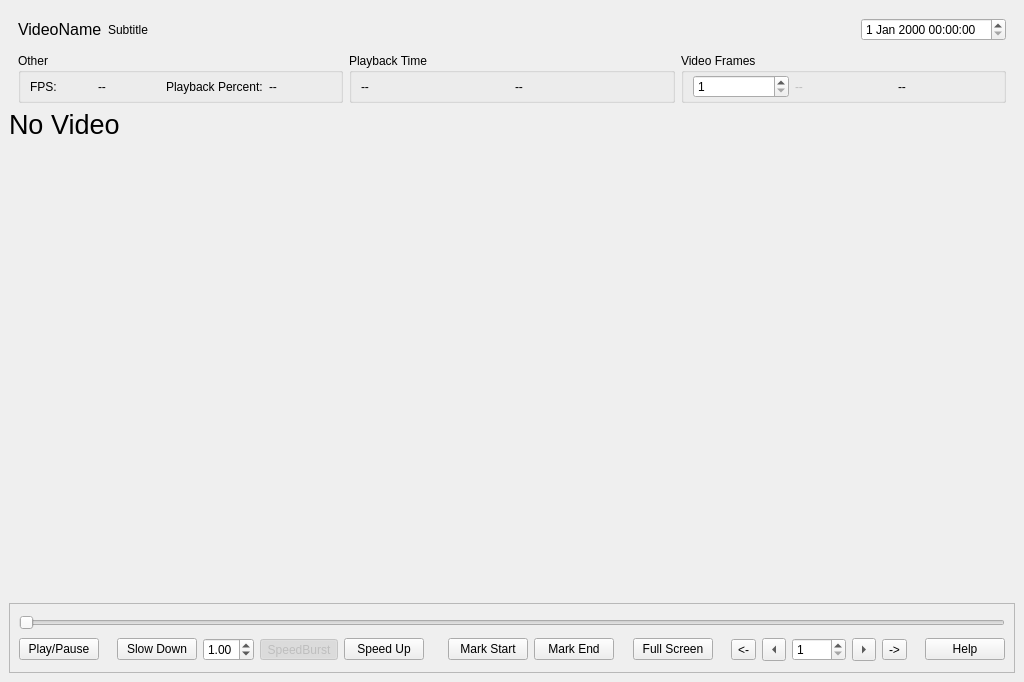
Old version of the form GUI/Windows/VideoPlayer/MainVideoPlayerWindow.ui in the repository BrendonWatsonLab/PhoPyQtTimelinePlotter.
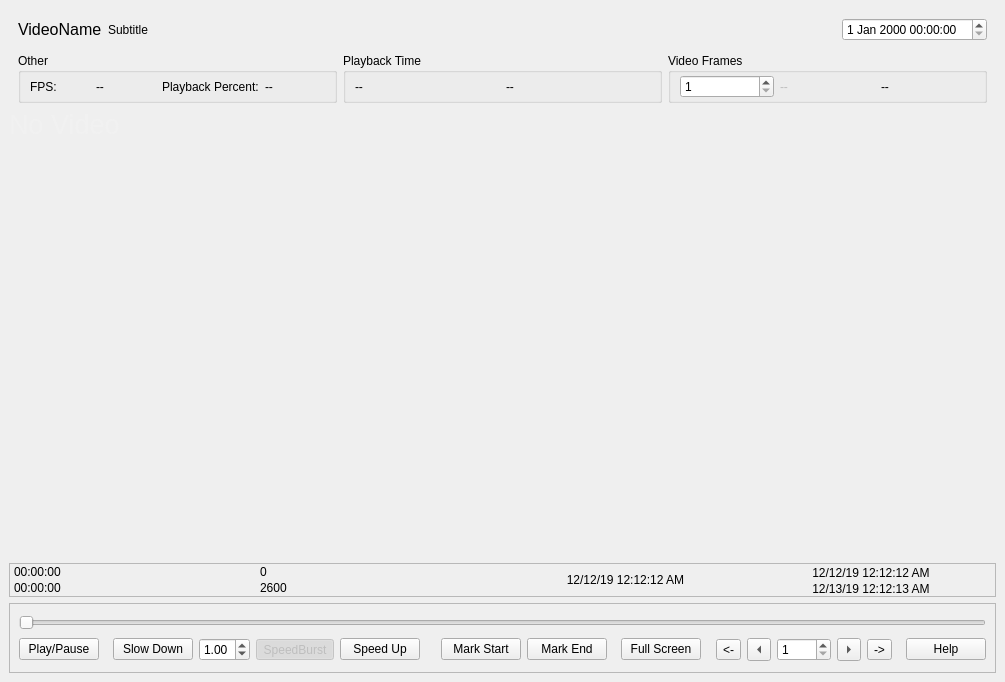
New version of the form. Custom widgets are drawn as their Qt base class.

Commit message: Added row of current playback info

Diff of the .ui file:
```diff
--- a/GUI/Windows/VideoPlayer/MainVideoPlayerWindow.ui
+++ b/GUI/Windows/VideoPlayer/MainVideoPlayerWindow.ui
@@ -6,7 +6,7 @@
    <rect>
     <x>0</x>
     <y>0</y>
-    <width>1024</width>
+    <width>1005</width>
     <height>682</height>
    </rect>
   </property>
@@ -289,6 +289,9 @@
               <stylestrategy>PreferAntialias</stylestrategy>
              </font>
             </property>
+            <property name="styleSheet">
+             <string notr="true">color: rgb(241, 241, 241);</string>
+            </property>
             <property name="text">
              <string>No Video</string>
             </property>
@@ -298,6 +301,172 @@
            </widget>
           </widget>
          </item>
+         <item>
+          <widget class="QFrame" name="frame_CurrentVideoPlaybackInformation">
+           <property name="sizePolicy">
+            <sizepolicy hsizetype="Preferred" vsizetype="Fixed">
+             <horstretch>0</horstretch>
+             <verstretch>0</verstretch>
+            </sizepolicy>
+           </property>
+           <property name="minimumSize">
+            <size>
+             <width>0</width>
+             <height>34</height>
+            </size>
+           </property>
+           <property name="maximumSize">
+            <size>
+             <width>16777215</width>
+             <height>34</height>
+            </size>
+           </property>
+           <property name="baseSize">
+            <size>
+             <width>0</width>
+             <height>34</height>
+            </size>
+           </property>
+           <property name="frameShape">
+            <enum>QFrame::StyledPanel</enum>
+           </property>
+           <property name="frameShadow">
+            <enum>QFrame::Raised</enum>
+           </property>
+           <layout class="QHBoxLayout" name="horizontalLayout">
+            <property name="spacing">
+             <number>6</number>
+            </property>
+            <property name="leftMargin">
+             <number>4</number>
+            </property>
+            <property name="topMargin">
+             <number>0</number>
+            </property>
+            <property name="rightMargin">
+             <number>4</number>
+            </property>
+            <property name="bottomMargin">
+             <number>0</number>
+            </property>
+            <item>
+             <layout class="QVBoxLayout" name="verticalLayout_PlaybackDuration">
+              <property name="spacing">
+               <number>0</number>
+              </property>
+              <item>
+               <widget class="QLabel" name="lblPlayheadRelativeDuration">
+                <property name="text">
+                 <string>00:00:00</string>
+                </property>
+               </widget>
+              </item>
+              <item>
+               <widget class="QLabel" name="lblTotalVideoDuration">
+                <property name="text">
+                 <string>00:00:00</string>
+                </property>
+               </widget>
+              </item>
+             </layout>
+            </item>
+            <item>
+             <layout class="QVBoxLayout" name="verticalLayout_Frames">
+              <property name="spacing">
+               <number>0</number>
+              </property>
+              <item>
+               <widget class="QLabel" name="lblPlayheadFrame">
+                <property name="text">
+                 <string>0</string>
+                </property>
+               </widget>
+              </item>
+              <item>
+               <widget class="QLabel" name="lblTotalVideoFrames">
+                <property name="text">
+                 <string>2600</string>
+                </property>
+               </widget>
+              </item>
+             </layout>
+            </item>
+            <item>
+             <widget class="QPushButton" name="btn_PlayheadDatetime">
+              <property name="text">
+               <string>12/12/19 12:12:12 AM</string>
+              </property>
+              <property name="flat">
+               <bool>true</bool>
+              </property>
+             </widget>
+            </item>
+            <item>
+             <layout class="QVBoxLayout" name="verticalLayout_Datetimes">
+              <property name="spacing">
+               <number>0</number>
+              </property>
+              <item>
+               <widget class="QPushButton" name="btn_VideoStartDatetime">
+                <property name="minimumSize">
+                 <size>
+                  <width>0</width>
+                  <height>17</height>
+                 </size>
+                </property>
+                <property name="maximumSize">
+                 <size>
+                  <width>16777215</width>
+                  <height>17</height>
+                 </size>
+                </property>
+                <property name="baseSize">
+                 <size>
+                  <width>0</width>
+                  <height>17</height>
+                 </size>
+                </property>
+                <property name="text">
+                 <string>12/12/19 12:12:12 AM</string>
+                </property>
+                <property name="flat">
+                 <bool>true</bool>
+                </property>
+               </widget>
+              </item>
+              <item>
+               <widget class="QPushButton" name="btn_VideoEndDatetime">
+                <property name="minimumSize">
+                 <size>
+                  <width>0</width>
+                  <height>17</height>
+                 </size>
+                </property>
+                <property name="maximumSize">
+                 <size>
+                  <width>16777215</width>
+                  <height>17</height>
+                 </size>
+                </property>
+                <property name="baseSize">
+                 <size>
+                  <width>0</width>
+                  <height>17</height>
+                 </size>
+                </property>
+                <property name="text">
+                 <string>12/13/19 12:12:13 AM</string>
+                </property>
+                <property name="flat">
+                 <bool>true</bool>
+                </property>
+               </widget>
+              </item>
+             </layout>
+            </item>
+           </layout>
+          </widget>
+         </item>
          <item>
           <widget class="QFrame" name="frame_media_control">
            <property name="sizePolicy">
```
Left out of the diff: 368 changed lines with no effect on the pictures. The commit also changes 1 other file.
